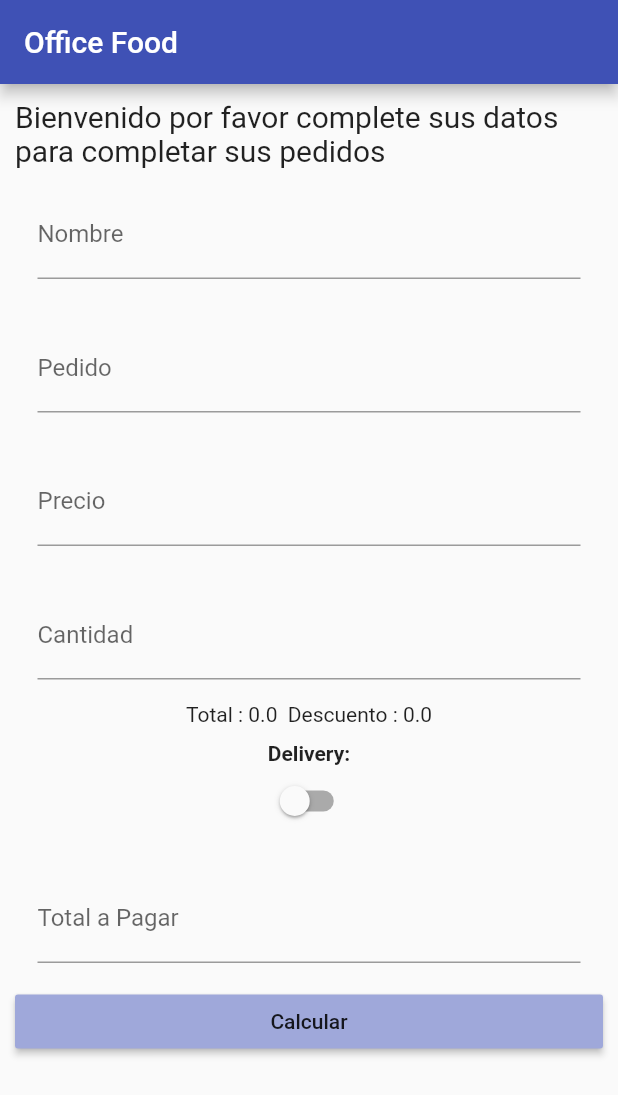
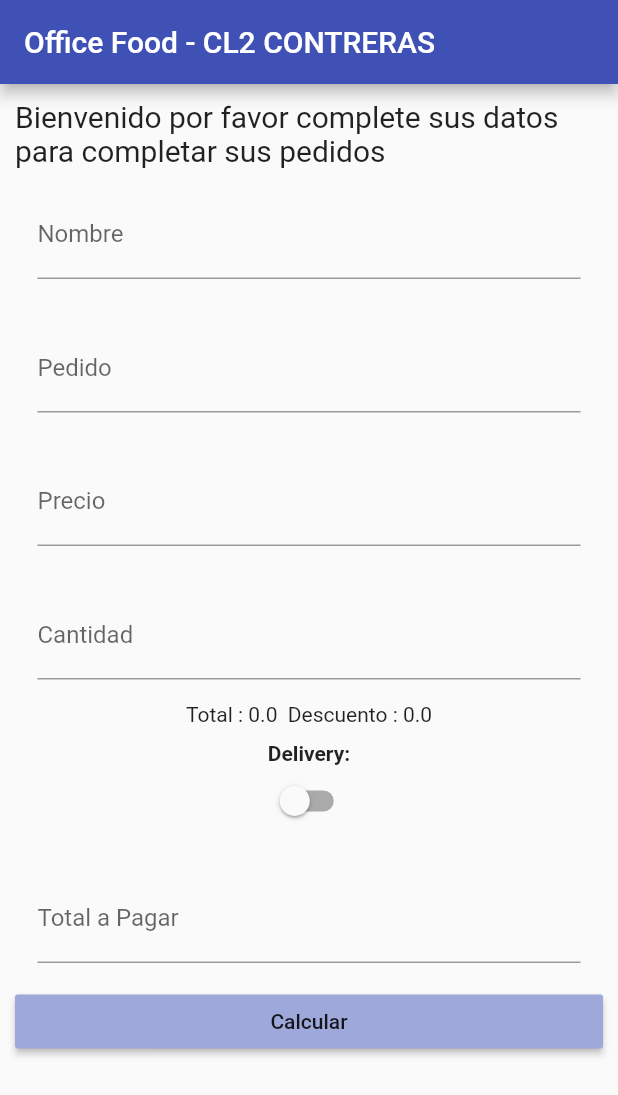
Before and after one commit to AngeloContrera5/CL2_DAMII_T6NN_01_Contreras_Requena_Angelo, a Flutter app: the screen it shows after launch, on a phone screen of 412 x 824 dp. Shown: the top 1095 px of the screen. Run offline on Flutter 3.47's test engine with Material 2 defaults, Android fonts, the phone set to English and light mode, and no system bars.

Commit message:
se agregan const a los texts y se modifica el titulo de la app se agrega "CL2 CONTRERAS"

```diff
--- a/lib/main.dart
+++ b/lib/main.dart
@@ -17,7 +17,7 @@ class MyApp extends StatelessWidget {
         primarySwatch: Colors.indigo,
       ),
       debugShowCheckedModeBanner: false,
-      home: MenuOffice(tittle: "Office Food"),
+      home: MenuOffice(tittle: "Office Food - CL2 CONTRERAS"),
     );
   }
 }
--- a/lib/menuOffice.dart
+++ b/lib/menuOffice.dart
@@ -1,8 +1,9 @@
 // ignore_for_file: file_names
-import 'dart:ui';
+//import 'dart:ui';
 
 import 'package:flutter/material.dart';
 
+// ignore: must_be_immutable
 class MenuOffice extends StatefulWidget {
   MenuOffice({Key? key, required this.tittle}) : super(key: key);
   final String tittle;
@@ -58,7 +59,7 @@ class _MenuOfficeState extends State<MenuOffice> {
       body: ListView(
         padding: const EdgeInsets.all(10),
         children: [
-          Text(
+          const Text(
             "Bienvenido por favor complete sus datos para completar sus pedidos",
             style: TextStyle(fontSize: 20),
           ),
@@ -66,7 +67,7 @@ class _MenuOfficeState extends State<MenuOffice> {
             padding: const EdgeInsets.all(15.0),
             child: TextField(
               controller: _txtNombres,
-              decoration: InputDecoration(
+              decoration: const InputDecoration(
                 hintText: "Ingresa Nombres",
                 labelText: "Nombre",
               ),
@@ -76,7 +77,7 @@ class _MenuOfficeState extends State<MenuOffice> {
             padding: const EdgeInsets.all(15.0),
             child: TextField(
               controller: _txtPedido,
-              decoration: InputDecoration(
+              decoration: const InputDecoration(
                 hintText: "Ingresa Pedido",
                 labelText: "Pedido",
               ),
@@ -86,7 +87,7 @@ class _MenuOfficeState extends State<MenuOffice> {
             padding: const EdgeInsets.all(15.0),
             child: TextField(
               controller: _txtPrecio,
-              decoration: InputDecoration(
+              decoration: const InputDecoration(
                 hintText: "Ingresa Precio",
                 labelText: "Precio",
               ),
@@ -96,7 +97,7 @@ class _MenuOfficeState extends State<MenuOffice> {
             padding: const EdgeInsets.all(15.0),
             child: TextField(
               controller: _txtCantidad,
-              decoration: InputDecoration(
+              decoration: const InputDecoration(
                 hintText: "Ingresa Cantidad",
                 labelText: "Cantidad",
               ),
@@ -109,8 +110,8 @@ class _MenuOfficeState extends State<MenuOffice> {
               Text("Descuento : " + widget.descuento.toString()),
             ],
           ),
-          SizedBox(height: 10),
-          Center(
+          const SizedBox(height: 10),
+          const Center(
             child: Text(
               "Delivery:",
               style: TextStyle(fontWeight: FontWeight.bold),
@@ -126,12 +127,12 @@ class _MenuOfficeState extends State<MenuOffice> {
             activeTrackColor: Colors.greenAccent[100],
             activeColor: Colors.greenAccent[400],
           ),
-          SizedBox(height: 10),
+          const SizedBox(height: 10),
           Padding(
             padding: const EdgeInsets.all(15.0),
             child: TextField(
               controller: _txtTotalPagar,
-              decoration: InputDecoration(
+              decoration: const InputDecoration(
                 hintText: "Ingresa Total a Pagar",
                 labelText: "Total a Pagar",
               ),
@@ -139,7 +140,7 @@ class _MenuOfficeState extends State<MenuOffice> {
           ),
           RaisedButton(
             onPressed: mostrarResultados,
-            child: Text("Calcular"),
+            child: const Text("Calcular"),
             color: Colors.indigo[200],
           )
         ],
```
